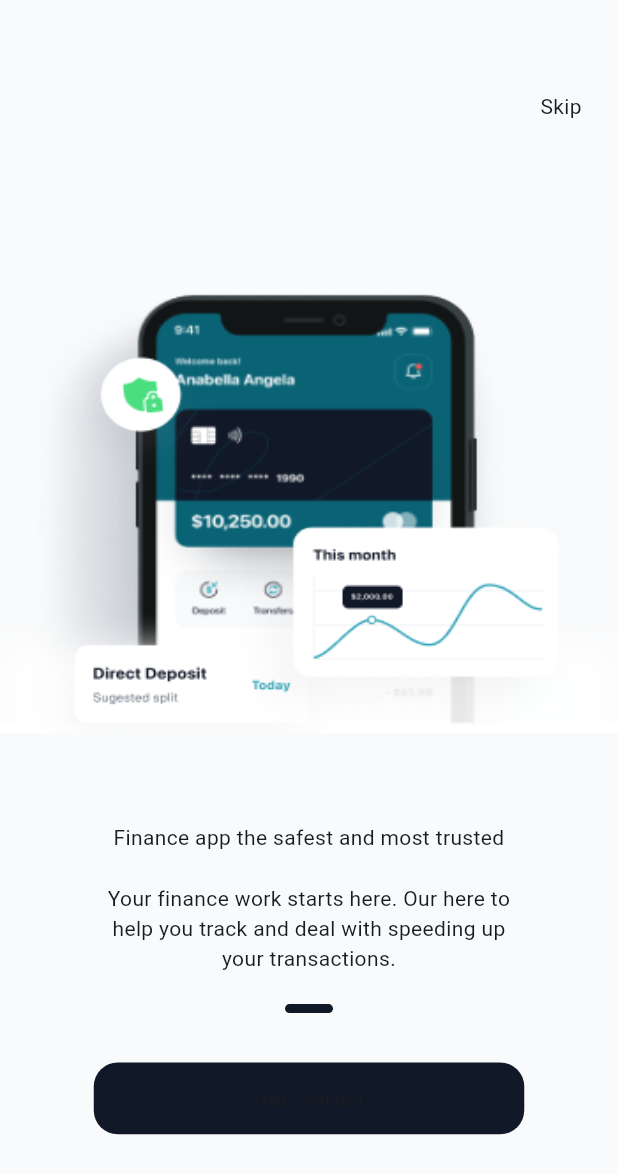
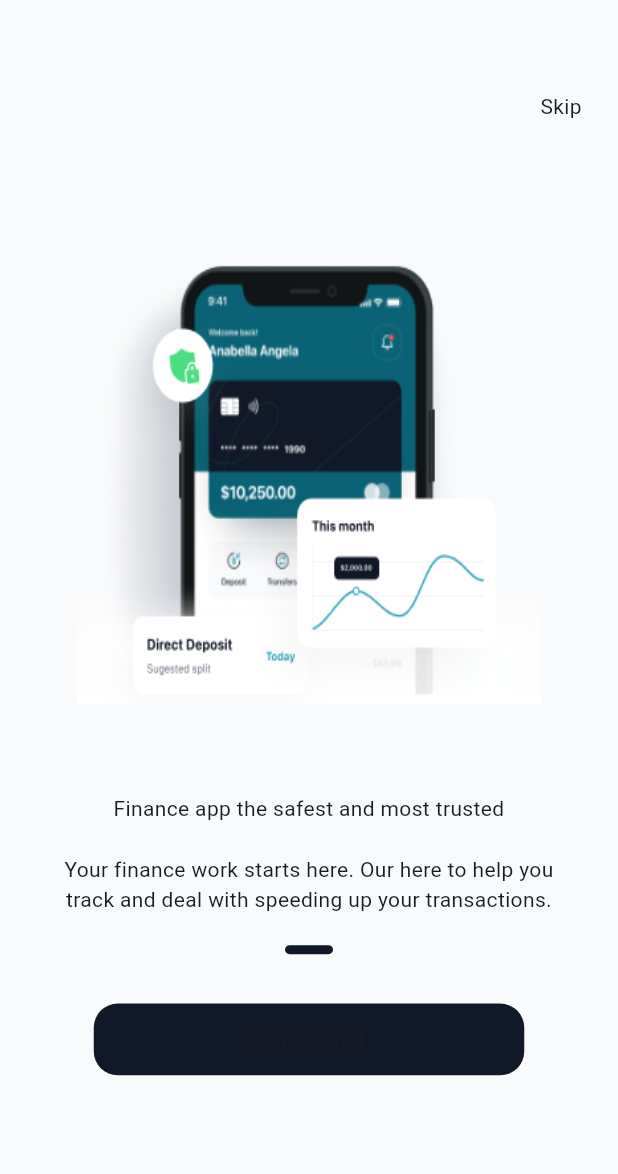
Before and after one commit to kenresoft/smart_pay_mobile, a Flutter app: the screen it shows after launch, on a phone screen of 412 x 824 dp. Shown: the top 1174 px of the screen. Run offline on Flutter 3.47's test engine with Material 3 defaults, Android fonts, the phone set to English and light mode, and no system bars; our stand-ins replace animated_text_kit, device_info_plus, flutter_svg, font_awesome_flutter; missing offline and left inert: country_icons, extensionresoft, fontresoft, iso_countries.

Commit message:
Update onboarding.dart

```diff
--- a/lib/screens/onboarding.dart
+++ b/lib/screens/onboarding.dart
@@ -22,14 +22,15 @@
 
   @override
   Widget build(BuildContext context) {
-    debugPrint(MediaQuery.of(context).size.height.toString());
+    final width = MediaQuery.of(context).size.width;
+    final height = MediaQuery.of(context).size.height;
 
-    final height = MediaQuery.of(context).size.height;
+    debugPrint('width: $width, height: $height');
 
     return Scaffold(
       body: Container(
-        width: MediaQuery.of(context).size.width,
-        height: MediaQuery.of(context).size.height,
+        width: width,
+        height: height,
         color: const Color(0xFFF9FAFB),
         child: Column(
           children: [
@@ -49,17 +50,15 @@
                   style: Font.sFProDisplay().copyWith(
                     color: const Color(0xFF2FA2B9),
                     fontSize: 16,
-
                     fontWeight: FontWeight.w700,
-                    //height: 0.09,
                     letterSpacing: 0.30,
                   ),
                 ),
               ),
             ),
-            SizedBox(height: height * 0.126),
+            SizedBox(height: height * 0.1026),
             Container(
-              width: double.infinity,
+              width: width * 0.75,
               height: height * 0.369,
               decoration: const BoxDecoration(
                 image: DecorationImage(
@@ -71,15 +70,13 @@
             Padding(
               padding: EdgeInsets.only(top: height * 0.072),
               child: SizedBox(
-                width: 287,
+                width: width * 0.8,
                 child: Text(
                   'Finance app the safest and most trusted',
                   style: Font.sFProDisplay().copyWith(
                     color: const Color(0xFF111827),
                     fontSize: 24,
-
                     fontWeight: FontWeight.w700,
-                    //height: 0.05,
                     letterSpacing: -0.20,
                   ),
                   textAlign: TextAlign.center,
@@ -88,16 +85,14 @@
             ),
             SizedBox(height: height * 0.025),
             SizedBox(
-              width: 287,
+              width: width * 0.8,
               child: Text(
                 'Your finance work starts here. Our here to help you track and deal with speeding up your transactions.',
                 textAlign: TextAlign.center,
                 style: Font.sFProDisplay().copyWith(
                   color: const Color(0xFF6B7280),
                   fontSize: 14,
-
                   fontWeight: FontWeight.w400,
-                  //height: 0.11,
                   letterSpacing: 0.30,
                 ),
               ),
```
